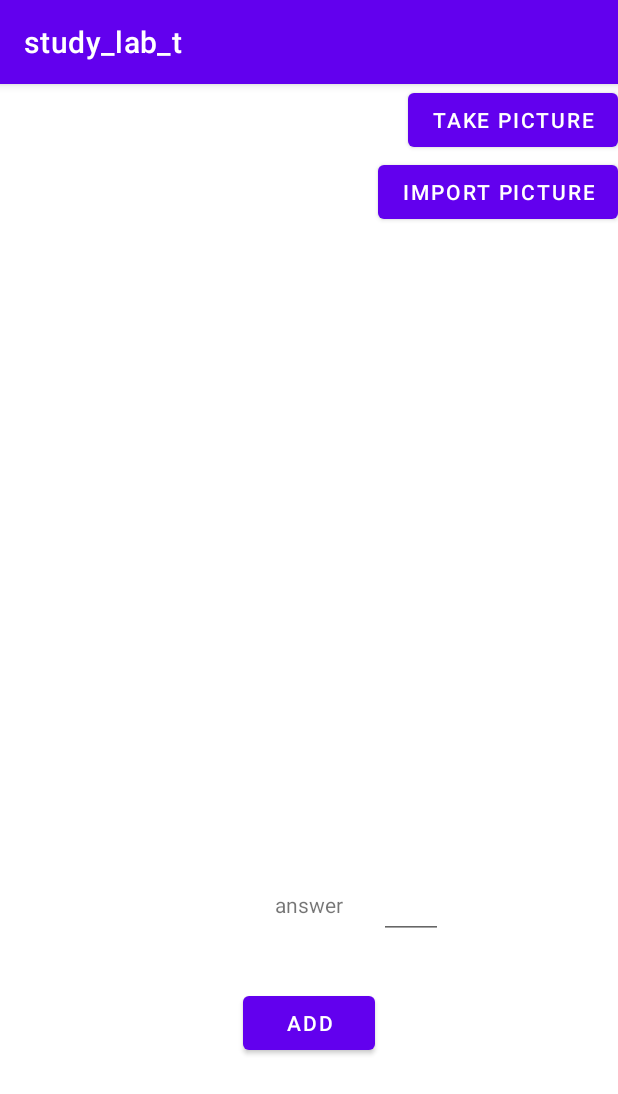
After one commit to developer-ssss/study_lab_t, an Android app: the QuestionFragment screen opened through its navigation route, on a phone screen of 412 x 824 dp. The commit adds this screen. Shown: the top 1094 px of the screen. Run offline under Robolectric (Android 15) with nearby library versions, the phone set to English and light mode, and no system bars; our stand-ins replace Firebase (no records; nobody signed in at launch, a user with empty details on screens opened directly); 3 statements that could not run were skipped.

Commit message:
question image save success

```diff
--- a/app/build.gradle
+++ b/app/build.gradle
@@ -41,6 +41,7 @@ dependencies {
     implementation 'androidx.navigation:navigation-ui:2.5.1'
     implementation 'androidx.legacy:legacy-support-v4:1.0.0'
     implementation 'com.google.firebase:firebase-firestore:24.2.1'
+    implementation 'com.google.firebase:firebase-storage:20.0.1'
     testImplementation 'junit:junit:4.13.2'
     androidTestImplementation 'androidx.test.ext:junit:1.1.3'
     implementation 'com.journeyapps:zxing-android-embedded:4.2.0'
--- a/app/src/main/java/com/studylab/study_lab_t/HomeFragment.java
+++ b/app/src/main/java/com/studylab/study_lab_t/HomeFragment.java
@@ -46,5 +46,12 @@ public class HomeFragment extends Fragment {
                 NavHostFragment.findNavController(HomeFragment.this).navigate(R.id.action_homeFragment_to_scannerFragment);
             }
         });
+
+        bt_question.setOnClickListener(new View.OnClickListener() {
+            @Override
+            public void onClick(View view) {
+                NavHostFragment.findNavController(HomeFragment.this).navigate(R.id.action_homeFragment_to_questionFragment);
+            }
+        });
     }
 }
--- a/app/src/main/java/com/studylab/study_lab_t/MainActivity.java
+++ b/app/src/main/java/com/studylab/study_lab_t/MainActivity.java
@@ -2,20 +2,53 @@ package com.studylab.study_lab_t;
 
 import androidx.appcompat.app.AppCompatActivity;
 
+import android.content.ComponentName;
+import android.content.Context;
+import android.content.Intent;
+import android.content.ServiceConnection;
 import android.os.Bundle;
+import android.os.IBinder;
 
 import com.studylab.study_lab_t.datasource.FirebaseDataSource;
 import com.studylab.study_lab_t.repository.UserRepository;
 
+import java.util.concurrent.ExecutorService;
+import java.util.concurrent.Executors;
+
 public class MainActivity extends AppCompatActivity {
+    FileService fileService;
     UserRepository userRepository;
 
     @Override
     protected void onCreate(Bundle savedInstanceState) {
         super.onCreate(savedInstanceState);
+
+        ExecutorService executorService = Executors.newFixedThreadPool(2);
         FirebaseDataSource ds = new FirebaseDataSource();
         userRepository = UserRepository.getInstance();
         userRepository.setDataSource(ds);
+        userRepository.setExecutor(executorService);
+
+        ServiceConnection connection = new ServiceConnection() {
+            @Override
+            public void onServiceConnected(ComponentName componentName, IBinder service) {
+                FileService.LocalBinder binder = (FileService.LocalBinder) service;
+                fileService = binder.getService();
+                fileService.setFirebaseDataSource(ds);
+                userRepository.setFileService(fileService);
+                fileService.setExecutor(executorService);
+                App.setFileService(fileService);
+            }
+
+            @Override
+            public void onServiceDisconnected(ComponentName componentName) {
+
+            }
+        };
+        Intent intent = new Intent(this, FileService.class);
+        startService(intent);
+        bindService(intent, connection, Context.BIND_AUTO_CREATE);
+
         setContentView(R.layout.activity_main);
     }
 }
--- /dev/null
+++ b/app/src/main/java/com/studylab/study_lab_t/QuestionFragment.java
@@ -0,0 +1,139 @@
+package com.studylab.study_lab_t;
+
+import android.app.Activity;
+import android.content.Intent;
+import android.graphics.Bitmap;
+import android.graphics.BitmapFactory;
+import android.graphics.drawable.BitmapDrawable;
+import android.net.Uri;
+import android.os.Bundle;
+
+import androidx.activity.result.ActivityResult;
+import androidx.activity.result.ActivityResultCallback;
+import androidx.activity.result.ActivityResultLauncher;
+import androidx.activity.result.contract.ActivityResultContracts;
+import androidx.annotation.NonNull;
+import androidx.annotation.Nullable;
+import androidx.core.content.FileProvider;
+import androidx.fragment.app.Fragment;
+import androidx.lifecycle.ViewModelProvider;
+import androidx.navigation.fragment.NavHostFragment;
+
+import android.provider.MediaStore;
+import android.view.LayoutInflater;
+import android.view.View;
+import android.view.ViewGroup;
+import android.widget.Button;
+import android.widget.EditText;
+import android.widget.ImageView;
+
+import com.studylab.study_lab_t.databinding.FragmentQuestionBinding;
+
+import java.io.File;
+
+public class QuestionFragment extends Fragment {
+    private FragmentQuestionBinding binding;
+    private QuestionViewModel questionViewModel;
+
+    private Button bt_takePicture;
+    private Button bt_importPicture;
+    private ImageView iv_problemImage;
+    private EditText et_answer;
+    private Button bt_add;
+
+    private Uri selectedImage;
+    private FileService fileService;
+    private File imageFile;
+    private Bitmap changeBitmap;
+
+    public QuestionFragment() {
+        // Required empty public constructor
+    }
+
+    @Override
+    public void onCreate(Bundle savedInstanceState) {
+        super.onCreate(savedInstanceState);
+        questionViewModel = new ViewModelProvider(this).get(QuestionViewModel.class);
+    }
+
+    @Override
+    public View onCreateView(LayoutInflater inflater, ViewGroup container,
+                             Bundle savedInstanceState) {
+        binding= FragmentQuestionBinding.inflate(inflater, container, false);
+        bt_takePicture= binding.questionBtTakePicture;
+        bt_importPicture = binding.questionBtImportPicture;
+        iv_problemImage= binding.questionIvProblemImage;
+        et_answer= binding.questionEtAnswer;
+        bt_add = binding.questionBtAdd;
+        return binding.getRoot();
+    }
+
+    @Override
+    public void onViewCreated(@NonNull View view, @Nullable Bundle savedInstanceState) {
+        super.onViewCreated(view, savedInstanceState);
+        ActivityResultLauncher<Intent> launchCamera = registerForActivityResult(
+                new ActivityResultContracts.StartActivityForResult(),
+                new ActivityResultCallback<ActivityResult>() {
+                    @Override
+                    public void onActivityResult(ActivityResult result) {
+                        if(result.getResultCode() == Activity.RESULT_OK){
+                            Bitmap bitmap = BitmapFactory.decodeFile(imageFile.getAbsolutePath());
+                            iv_problemImage.setImageBitmap(bitmap);
+                            questionViewModel.saveBitmapToMediaStore(bitmap);
+                            iv_problemImage.invalidate();
+                            changeBitmap = ((BitmapDrawable)iv_problemImage.getDrawable()).getBitmap();
+                        }
+                    }
+                }
+        );
+
+        ActivityResultLauncher<Intent> launchGallery = registerForActivityResult(
+                new ActivityResultContracts.StartActivityForResult(),
+                new ActivityResultCallback<ActivityResult>()
+                {
+                    @Override
+                    public void onActivityResult(ActivityResult result)
+                    {
+                        if(result.getResultCode() == Activity.RESULT_OK)
+                        {
+                            selectedImage = result.getData().getData();
+                            iv_problemImage.setImageURI(selectedImage);
+                            iv_problemImage.invalidate();
+                            changeBitmap=((BitmapDrawable)iv_problemImage.getDrawable()).getBitmap();
+                        }
+                    }
+                });
+
+        bt_takePicture.setOnClickListener(new View.OnClickListener() {
+            @Override
+            public void onClick(View view) {
+                Intent takePictureIntent = new Intent(MediaStore.ACTION_IMAGE_CAPTURE);
+                FileService fileService = App.getFileService();
+                imageFile = fileService.createFile("", "temp.jpg");
+                if(imageFile != null)
+                {
+                    Uri photoURI = FileProvider.getUriForFile(requireActivity(), App.getFileProvider(), imageFile);
+                    takePictureIntent.putExtra(MediaStore.EXTRA_OUTPUT, photoURI);
+                }
+                launchCamera.launch(takePictureIntent);
+            }
+        });
+
+        bt_importPicture.setOnClickListener(new View.OnClickListener() {
+            @Override
+            public void onClick(View view) {
+                Intent loadImageIntent = new Intent(Intent.ACTION_GET_CONTENT);
+                loadImageIntent.setDataAndType(MediaStore.Images.Media.EXTERNAL_CONTENT_URI, "image/*");
+                launchGallery.launch(loadImageIntent);
+            }
+        });
+
+        bt_add.setOnClickListener(new View.OnClickListener() {
+            @Override
+            public void onClick(View view) {
+                questionViewModel.addProblemImage(changeBitmap);
+                NavHostFragment.findNavController(QuestionFragment.this).navigate(R.id.action_questionFragment_to_homeFragment);
+            }
+        });
+    }
+}
--- /dev/null
+++ b/app/src/main/java/com/studylab/study_lab_t/QuestionViewModel.java
@@ -0,0 +1,35 @@
+package com.studylab.study_lab_t;
+
+import android.graphics.Bitmap;
+
+import androidx.lifecycle.ViewModel;
+
+import com.google.firebase.Timestamp;
+import com.studylab.study_lab_t.model.Result;
+import com.studylab.study_lab_t.repository.UserRepository;
+
+public class QuestionViewModel extends ViewModel {
+    private final UserRepository userRepository = UserRepository.getInstance();
+
+    public void saveBitmapToMediaStore(Bitmap bm)
+    {
+        FileService fileService = App.getFileService();
+        fileService.saveBitmapToMediaStore("problemImage_" + Timestamp.now().getSeconds(), bm, new FileService.FileServiceCallback<Result<String>>()
+        {
+            @Override
+            public void onComplete(Result result)
+            {
+            }
+        });
+    }
+
+    public void addProblemImage(Bitmap problemImage){
+        userRepository.addProblem(problemImage, result->{
+           if(result instanceof Result.Success){
+
+           } else{
+
+           }
+        });
+    }
+}
--- /dev/null
+++ b/app/src/main/res/layout/fragment_question.xml
@@ -0,0 +1,73 @@
+<?xml version="1.0" encoding="utf-8"?>
+<androidx.constraintlayout.widget.ConstraintLayout xmlns:android="http://schemas.android.com/apk/res/android"
+    xmlns:app="http://schemas.android.com/apk/res-auto"
+    xmlns:tools="http://schemas.android.com/tools"
+    android:id="@+id/frameLayout2"
+    android:layout_width="match_parent"
+    android:layout_height="match_parent"
+    tools:context=".QuestionFragment" >
+
+    <Button
+        android:id="@+id/question_bt_takePicture"
+        android:layout_width="wrap_content"
+        android:layout_height="wrap_content"
+        android:text="Take Picture"
+        app:layout_constraintEnd_toEndOf="parent"
+        app:layout_constraintTop_toTopOf="parent" />
+
+    <Button
+        android:id="@+id/question_bt_importPicture"
+        android:layout_width="wrap_content"
+        android:layout_height="wrap_content"
+        android:text="Import Picture"
+        app:layout_constraintEnd_toEndOf="parent"
+        app:layout_constraintTop_toBottomOf="@+id/question_bt_takePicture" />
+
+    <ImageView
+        android:id="@+id/question_iv_problemImage"
+        android:layout_width="385dp"
+        android:layout_height="373dp"
+        app:layout_constraintBottom_toTopOf="@+id/guideline3"
+        app:layout_constraintEnd_toEndOf="parent"
+        app:layout_constraintStart_toStartOf="parent"
+        app:layout_constraintTop_toBottomOf="@+id/question_bt_importPicture"
+        tools:src="@tools:sample/avatars" />
+
+    <TextView
+        android:id="@+id/question_tv_answerLabel"
+        android:layout_width="wrap_content"
+        android:layout_height="wrap_content"
+        android:text="answer"
+        app:layout_constraintEnd_toEndOf="parent"
+        app:layout_constraintStart_toStartOf="parent"
+        app:layout_constraintTop_toTopOf="@+id/guideline3" />
+
+    <EditText
+        android:id="@+id/question_et_answer"
+        android:layout_width="wrap_content"
+        android:layout_height="wrap_content"
+        android:layout_marginStart="24dp"
+        android:ems="2"
+        android:inputType="number"
+        app:layout_constraintBottom_toBottomOf="@+id/question_tv_answerLabel"
+        app:layout_constraintStart_toEndOf="@+id/question_tv_answerLabel"
+        app:layout_constraintTop_toTopOf="@+id/question_tv_answerLabel" />
+
+    <androidx.constraintlayout.widget.Guideline
+        android:id="@+id/guideline3"
+        android:layout_width="wrap_content"
+        android:layout_height="wrap_content"
+        android:orientation="horizontal"
+        app:layout_constraintGuide_percent="0.7" />
+
+    <Button
+        android:id="@+id/question_bt_add"
+        android:layout_width="wrap_content"
+        android:layout_height="wrap_content"
+        android:layout_marginTop="32dp"
+        android:text="add"
+        app:layout_constraintEnd_toEndOf="parent"
+        app:layout_constraintStart_toStartOf="parent"
+        app:layout_constraintTop_toBottomOf="@+id/question_et_answer" />
+
+</androidx.constraintlayout.widget.ConstraintLayout>
--- a/app/src/main/res/navigation/nav_graph.xml
+++ b/app/src/main/res/navigation/nav_graph.xml
@@ -13,6 +13,9 @@
         <action
             android:id="@+id/action_homeFragment_to_scannerFragment"
             app:destination="@id/scannerFragment" />
+        <action
+            android:id="@+id/action_homeFragment_to_questionFragment"
+            app:destination="@id/questionFragment" />
     </fragment>
     <fragment
         android:id="@+id/scannerFragment"
@@ -23,5 +26,14 @@
             android:id="@+id/action_scannerFragment_to_homeFragment"
             app:destination="@id/homeFragment" />
     </fragment>
+    <fragment
+        android:id="@+id/questionFragment"
+        android:name="com.studylab.study_lab_t.QuestionFragment"
+        android:label="fragment_question"
+        tools:layout="@layout/fragment_question" >
+        <action
+            android:id="@+id/action_questionFragment_to_homeFragment"
+            app:destination="@id/homeFragment" />
+    </fragment>
 
 </navigation>
```
Also changed, not shown: app/src/main/AndroidManifest.xml (+21 -0 lines), app/src/main/java/com/studylab/study_lab_t/App.java (added, +29 -0 lines), app/src/main/java/com/studylab/study_lab_t/FileService.java (added, +175 -0 lines), app/src/main/java/com/studylab/study_lab_t/datasource/FirebaseDataSource.java (+61 -0 lines), app/src/main/java/com/studylab/study_lab_t/repository/UserRepository.java (+36 -2 lines), app/src/main/res/xml/file_paths.xml (added, +18 -0 lines).
